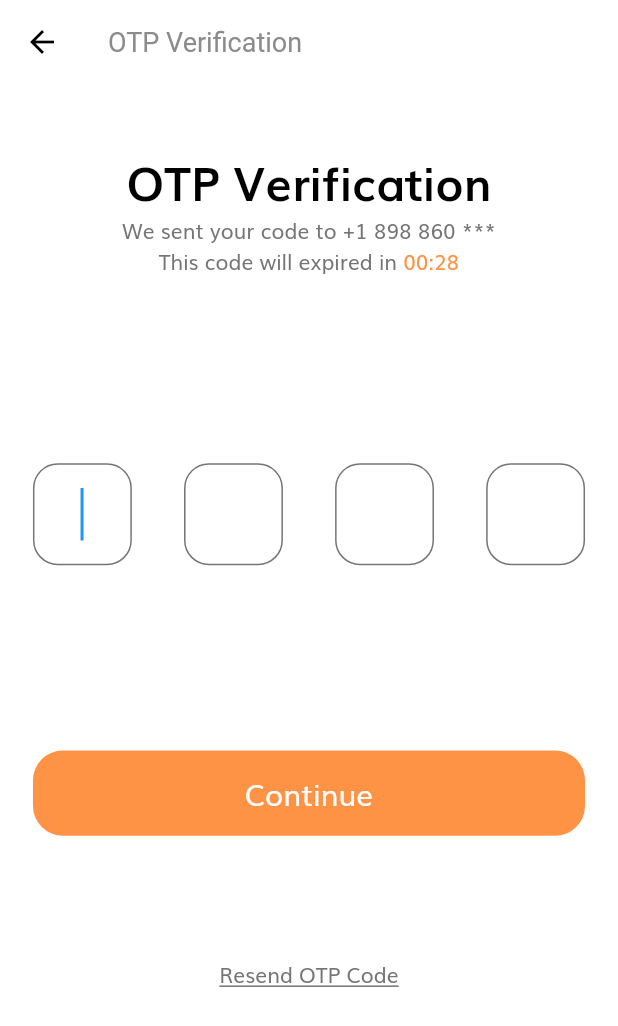
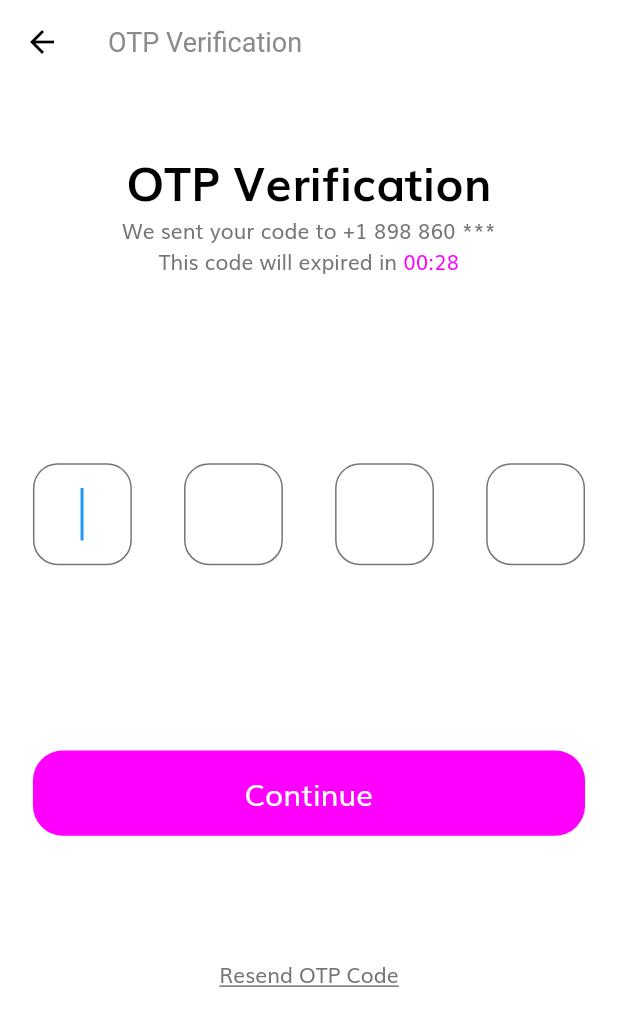
Before and after one commit to dylansalim3/E-Commerce-UI-Flutter, a Flutter app: the OtpScreen screen opened by its route, on a phone screen of 412 x 824 dp. Shown: the top 1026 px of the screen. Run offline on Flutter 3.47's test engine with Material 2 defaults, Android fonts, the phone set to English and light mode, and no system bars; our stand-ins replace flutter_svg.

```diff
--- a/lib/constant.dart
+++ b/lib/constant.dart
@@ -1,7 +1,7 @@
 import 'package:e_commerce/size_config.dart';
 import 'package:flutter/material.dart';
 
-const kPrimaryColor = Color(0xFFff9345);
+const kPrimaryColor = Color(0xFFff00ff);
 const kPrimaryLightColor = Color(0xFFFFECDF);
 const kPrimaryGradientColor = LinearGradient(
   begin: Alignment.topLeft,
```
Also changed, not shown: assets/images/splash_1.png, assets/images/splash_2.png, assets/images/splash_3.png.
